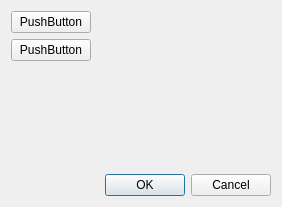
The window that DesignerTool/src/DlgColorPicker.ui (GameOverture/HarmonyEngine) describes before a commit, drawn with Qt 5.
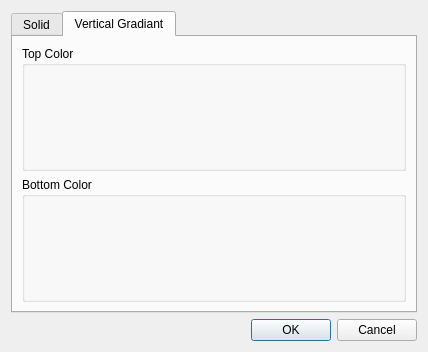
The same window after the commit. Custom widgets are drawn as their Qt base class.

```diff
--- a/DesignerTool/src/DlgColorPicker.ui
+++ b/DesignerTool/src/DlgColorPicker.ui
@@ -6,8 +6,8 @@
    <rect>
     <x>0</x>
     <y>0</y>
-    <width>282</width>
-    <height>207</height>
+    <width>428</width>
+    <height>352</height>
    </rect>
   </property>
   <property name="windowTitle">
@@ -15,22 +15,52 @@
   </property>
   <layout class="QVBoxLayout" name="verticalLayout">
    <item>
-    <layout class="QFormLayout" name="formLayout">
-     <item row="0" column="0">
-      <widget class="QPushButton" name="pushButton">
-       <property name="text">
-        <string>PushButton</string>
-       </property>
-      </widget>
-     </item>
-     <item row="1" column="0">
-      <widget class="QPushButton" name="pushButton_2">
-       <property name="text">
-        <string>PushButton</string>
-       </property>
-      </widget>
-     </item>
-    </layout>
+    <widget class="QTabWidget" name="tabWidget">
+     <property name="currentIndex">
+      <number>1</number>
+     </property>
+     <widget class="QWidget" name="tab">
+      <attribute name="title">
+       <string>Solid</string>
+      </attribute>
+      <layout class="QHBoxLayout" name="horizontalLayout_4">
+       <item>
+        <widget class="WidgetColor" name="solidColor" native="true"/>
+       </item>
+      </layout>
+     </widget>
+     <widget class="QWidget" name="tab_2">
+      <attribute name="title">
+       <string>Vertical Gradiant</string>
+      </attribute>
+      <layout class="QVBoxLayout" name="verticalLayout_3">
+       <item>
+        <widget class="QGroupBox" name="groupBox_2">
+         <property name="title">
+          <string>Top Color</string>
+         </property>
+         <layout class="QHBoxLayout" name="horizontalLayout_8">
+          <item>
+           <widget class="WidgetColor" name="vgTopColor" native="true"/>
+          </item>
+         </layout>
+        </widget>
+       </item>
+       <item>
+        <widget class="QGroupBox" name="groupBox_3">
+         <property name="title">
+          <string>Bottom Color</string>
+         </property>
+         <layout class="QHBoxLayout" name="horizontalLayout_10">
+          <item>
+           <widget class="WidgetColor" name="vgBotColor" native="true"/>
+          </item>
+         </layout>
+        </widget>
+       </item>
+      </layout>
+     </widget>
+    </widget>
    </item>
    <item>
     <widget class="QDialogButtonBox" name="buttonBox">
@@ -44,6 +74,14 @@
    </item>
   </layout>
  </widget>
+ <customwidgets>
+  <customwidget>
+   <class>WidgetColor</class>
+   <extends>QWidget</extends>
+   <header>WidgetColor.h</header>
+   <container>1</container>
+  </customwidget>
+ </customwidgets>
  <resources/>
  <connections>
   <connection>
```
